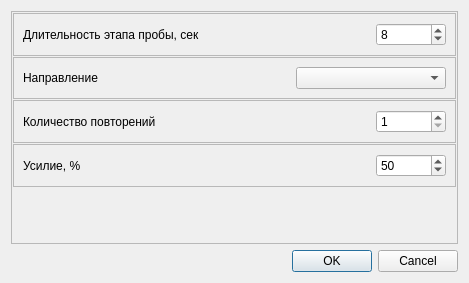
Before: the Qt Designer form metodics/dynamic_tests/step_offset/stepoffsetparamsdialog.ui in grigp/a-analyser, drawn with Qt 5.
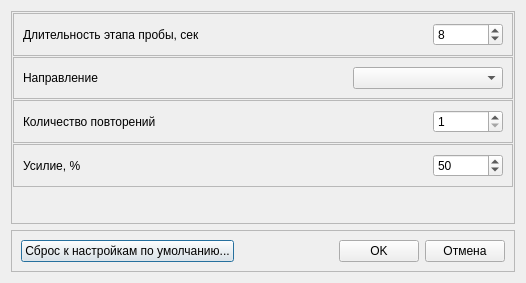
After: the same form once the commit is applied.

Commit message: Сброс параметров методик по умолчанию. Закончено

The edit to the form file:
```diff
--- a/metodics/dynamic_tests/step_offset/stepoffsetparamsdialog.ui
+++ b/metodics/dynamic_tests/step_offset/stepoffsetparamsdialog.ui
@@ -6,7 +6,7 @@
    <rect>
     <x>0</x>
     <y>0</y>
-    <width>469</width>
+    <width>526</width>
     <height>283</height>
    </rect>
   </property>
@@ -250,13 +250,49 @@
     </widget>
    </item>
    <item>
-    <widget class="QDialogButtonBox" name="buttonBox">
-     <property name="orientation">
-      <enum>Qt::Horizontal</enum>
+    <widget class="QFrame" name="frame_3">
+     <property name="frameShape">
+      <enum>QFrame::StyledPanel</enum>
      </property>
-     <property name="standardButtons">
-      <set>QDialogButtonBox::Cancel|QDialogButtonBox::Ok</set>
+     <property name="frameShadow">
+      <enum>QFrame::Raised</enum>
      </property>
+     <layout class="QHBoxLayout" name="horizontalLayout_11">
+      <item>
+       <widget class="QPushButton" name="btnDefault">
+        <property name="text">
+         <string>Сброс к настройкам по умолчанию...</string>
+        </property>
+       </widget>
+      </item>
+      <item>
+       <spacer name="horizontalSpacer_8">
+        <property name="orientation">
+         <enum>Qt::Horizontal</enum>
+        </property>
+        <property name="sizeHint" stdset="0">
+         <size>
+          <width>40</width>
+          <height>20</height>
+         </size>
+        </property>
+       </spacer>
+      </item>
+      <item>
+       <widget class="QPushButton" name="btnOK">
+        <property name="text">
+         <string>OK</string>
+        </property>
+       </widget>
+      </item>
+      <item>
+       <widget class="QPushButton" name="btnCancel">
+        <property name="text">
+         <string>Отмена</string>
+        </property>
+       </widget>
+      </item>
+     </layout>
     </widget>
    </item>
   </layout>
```
Left out of the diff: 49 changed lines with no effect on the pictures. The commit also changes 41 other files.
